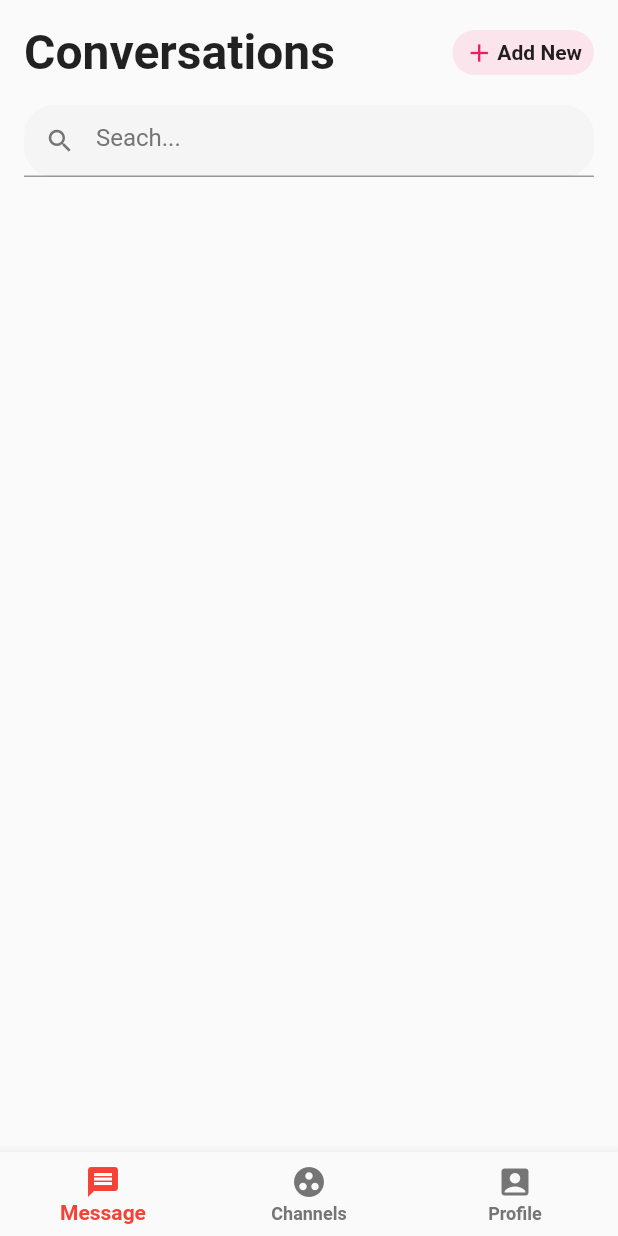
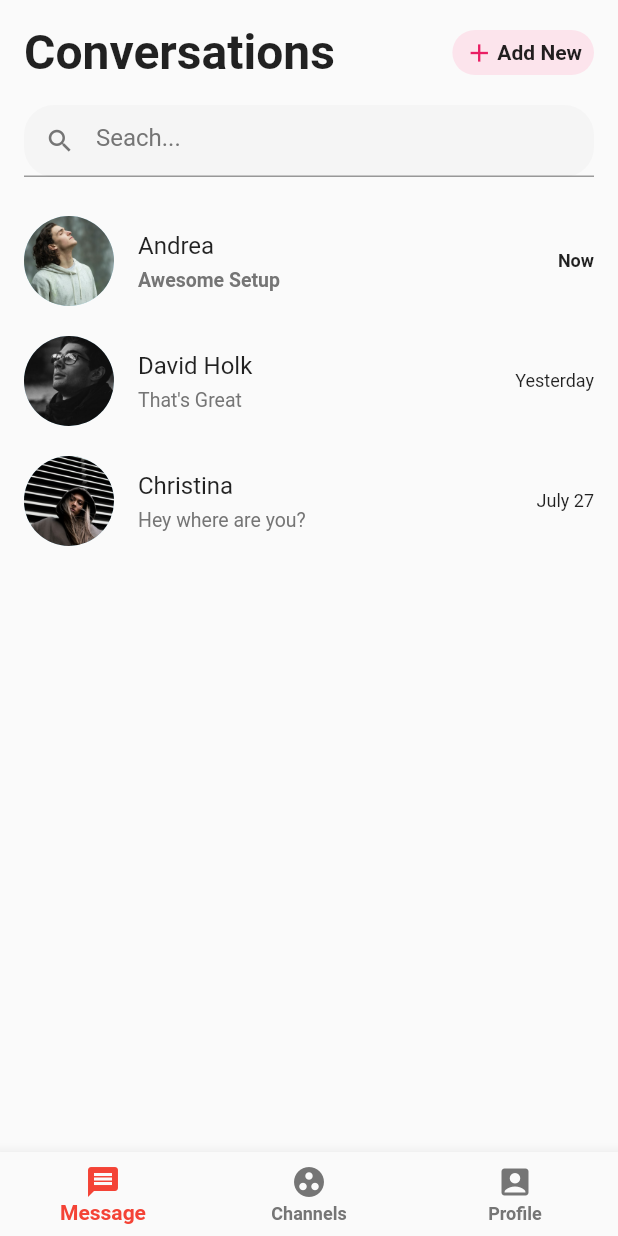
Before and after one commit to triartainyoman/ChatApp-UI, a Flutter app: the screen it shows after launch, on a phone screen of 412 x 824 dp. Run offline on Flutter 3.47's test engine with Material 2 defaults, Android fonts, the light colour scheme and no system bars.

Commit message:
Add conversation list

```diff
--- /dev/null
+++ b/lib/models/chat_users.dart
@@ -0,0 +1,15 @@
+import 'package:flutter/cupertino.dart';
+
+class ChatUsers {
+  String name;
+  String messageText;
+  String imageURL;
+  String time;
+
+  ChatUsers({
+    @required this.name,
+    @required this.messageText,
+    @required this.imageURL,
+    @required this.time,
+  });
+}
--- a/lib/screens/chat_page.dart
+++ b/lib/screens/chat_page.dart
@@ -1,6 +1,33 @@
+import 'package:chatapp_flutter/models/chat_users.dart';
+import 'package:chatapp_flutter/widgets/conversation_list.dart';
 import 'package:flutter/material.dart';
 
-class ChatPage extends StatelessWidget {
+class ChatPage extends StatefulWidget {
+  @override
+  _ChatPageState createState() => _ChatPageState();
+}
+
+class _ChatPageState extends State<ChatPage> {
+  List<ChatUsers> chatUsers = [
+    ChatUsers(
+      name: "Andrea",
+      messageText: "Awesome Setup",
+      imageURL: "images/picture_1.png",
+      time: "Now",
+    ),
+    ChatUsers(
+      name: "David Holk",
+      messageText: "That's Great",
+      imageURL: "images/picture_2.png",
+      time: "Yesterday",
+    ),
+    ChatUsers(
+      name: "Christina",
+      messageText: "Hey where are you?",
+      imageURL: "images/picture_3.png",
+      time: "July 27",
+    ),
+  ];
   @override
   Widget build(BuildContext context) {
     return Scaffold(
@@ -47,7 +74,7 @@ class ChatPage extends StatelessWidget {
               ),
             ),
             Container(
-              margin: EdgeInsets.all(16.0),
+              margin: EdgeInsets.only(top: 16.0, left: 16.0, right: 16.0),
               decoration: BoxDecoration(
                 borderRadius: BorderRadius.circular(20.0),
                 color: Colors.grey.shade100,
@@ -62,6 +89,21 @@ class ChatPage extends StatelessWidget {
                 ),
               ),
             ),
+            ListView.builder(
+              itemCount: chatUsers.length,
+              shrinkWrap: true,
+              padding: EdgeInsets.only(top: 16.0),
+              physics: NeverScrollableScrollPhysics(),
+              itemBuilder: (context, index) {
+                return ConversationList(
+                  name: chatUsers[index].name,
+                  messageText: chatUsers[index].messageText,
+                  imageURL: chatUsers[index].imageURL,
+                  time: chatUsers[index].time,
+                  isMessageRead: (index == 0 || index == 3) ? true : false,
+                );
+              },
+            ),
           ],
         ),
       ),
--- /dev/null
+++ b/lib/widgets/conversation_list.dart
@@ -0,0 +1,73 @@
+import 'package:flutter/material.dart';
+
+class ConversationList extends StatefulWidget {
+  String name;
+  String messageText;
+  String imageURL;
+  String time;
+  bool isMessageRead;
+  ConversationList({
+    @required this.name,
+    @required this.messageText,
+    @required this.imageURL,
+    @required this.time,
+    @required this.isMessageRead,
+  });
+
+  @override
+  _ConversationListState createState() => _ConversationListState();
+}
+
+class _ConversationListState extends State<ConversationList> {
+  @override
+  Widget build(BuildContext context) {
+    return GestureDetector(
+      onTap: () {},
+      child: Container(
+        padding: EdgeInsets.only(left: 16, right: 16, top: 10, bottom: 10),
+        child: Row(
+          children: [
+            CircleAvatar(
+              backgroundImage: AssetImage(widget.imageURL),
+              maxRadius: 30.0,
+            ),
+            SizedBox(width: 16.0),
+            Expanded(
+              child: Container(
+                color: Colors.transparent,
+                child: Column(
+                  crossAxisAlignment: CrossAxisAlignment.start,
+                  children: [
+                    Text(
+                      widget.name,
+                      style: TextStyle(fontSize: 16.0),
+                    ),
+                    SizedBox(height: 6.0),
+                    Text(
+                      widget.messageText,
+                      style: TextStyle(
+                        fontSize: 13.0,
+                        color: Colors.grey.shade600,
+                        fontWeight: widget.isMessageRead
+                            ? FontWeight.bold
+                            : FontWeight.normal,
+                      ),
+                    ),
+                  ],
+                ),
+              ),
+            ),
+            Text(
+              widget.time,
+              style: TextStyle(
+                fontSize: 12.0,
+                fontWeight:
+                    widget.isMessageRead ? FontWeight.bold : FontWeight.normal,
+              ),
+            ),
+          ],
+        ),
+      ),
+    );
+  }
+}
```
Also changed, not shown: pubspec.yaml (+3 -5 lines), images/picture_1.png (added), images/picture_2.png (added), images/picture_3.png (added), images/picture_4.png (added), images/picture_5.png (added), images/picture_6.png (added), images/picture_7.png (added), images/picture_8.png (added).
